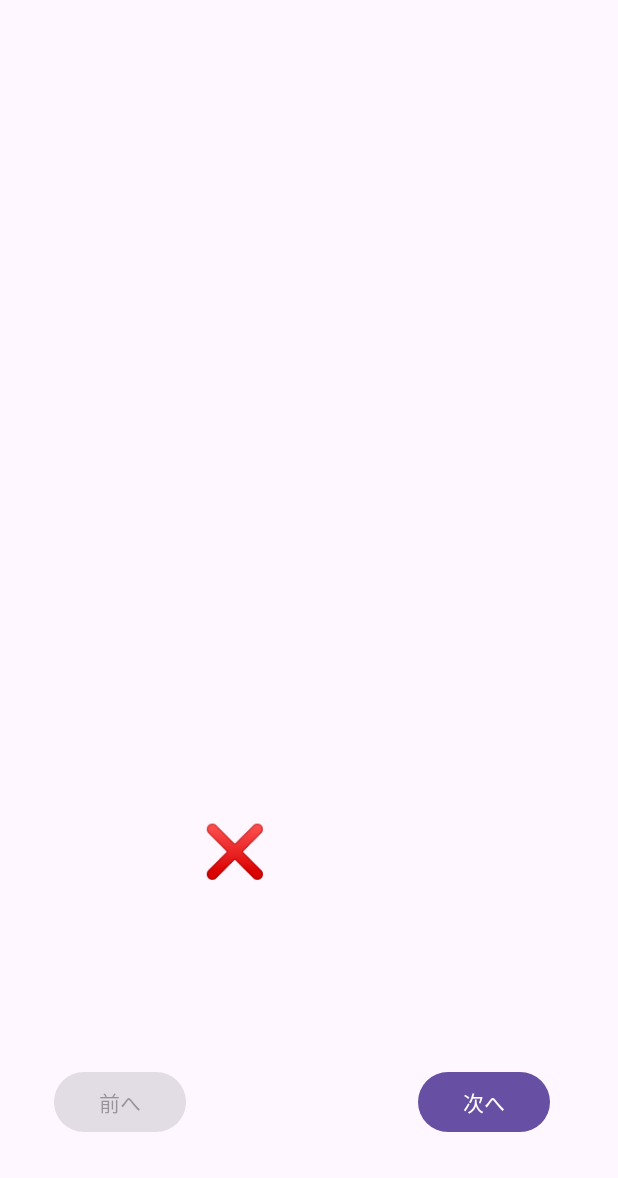
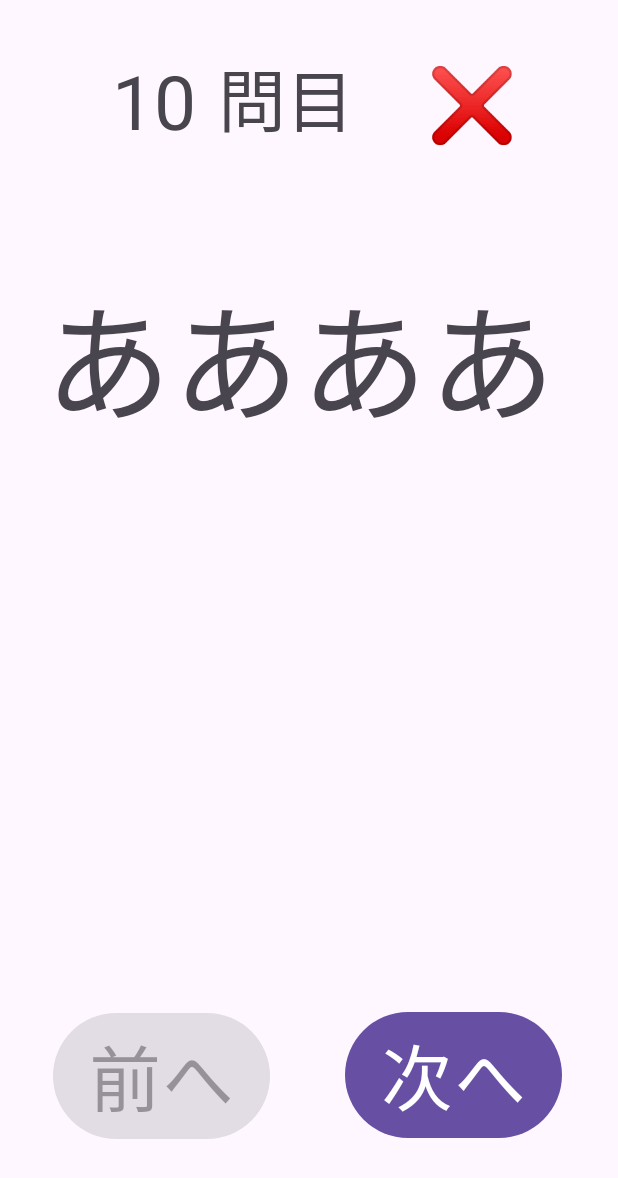
Before and after one commit to konan-pbl-2023/Kanji-quiz, an Android app: the AnswerActivity screen opened directly, with no data from a screen before it, on a phone screen of 412 x 824 dp. Shown: the top 1178 px of the screen. Run offline under Robolectric (Android 15) with nearby library versions, the phone set to English and light mode, and no system bars; 4 statements that could not run were skipped.

Commit message:
文字を少し変更しました

```diff
--- a/app/src/main/res/layout/activity_result.xml
+++ b/app/src/main/res/layout/activity_result.xml
@@ -49,7 +49,7 @@
         android:id="@+id/startButton"
         android:layout_width="wrap_content"
         android:layout_height="wrap_content"
-        android:text="HOME"
+        android:text="ANSWER"
         android:textSize="48sp"
         app:layout_constraintBottom_toBottomOf="parent"
         app:layout_constraintEnd_toEndOf="parent"
--- a/app/src/main/res/layout/ans.xml
+++ b/app/src/main/res/layout/ans.xml
@@ -7,57 +7,58 @@
 
     <TextView
         android:id="@+id/Q_1"
-        android:layout_width="360dp"
-        android:layout_height="176dp"
+        android:layout_width="372dp"
+        android:layout_height="133dp"
+        android:text="ああああ"
+        android:textSize="85sp"
+        app:layout_constraintBottom_toBottomOf="parent"
+        app:layout_constraintEnd_toEndOf="parent"
+        app:layout_constraintHorizontal_bias="0.727"
+        app:layout_constraintStart_toStartOf="parent"
+        app:layout_constraintTop_toTopOf="parent"
+        app:layout_constraintVertical_bias="0.254" />
+
+    <TextView
+        android:id="@+id/ans_me"
+        android:layout_width="350dp"
+        android:layout_height="79dp"
         android:textSize="48sp"
         app:layout_constraintBottom_toBottomOf="parent"
         app:layout_constraintEnd_toEndOf="parent"
-        app:layout_constraintHorizontal_bias="0.686"
+        app:layout_constraintHorizontal_bias="0.573"
         app:layout_constraintStart_toStartOf="parent"
-        app:layout_constraintTop_toTopOf="parent"
-        app:layout_constraintVertical_bias="0.081" />
-
-    <TextView
-        android:id="@+id/ans_me"
-        android:layout_width="369dp"
-        android:layout_height="97dp"
-        android:textSize="48sp"
-        app:layout_constraintBottom_toBottomOf="parent"
-        app:layout_constraintEnd_toEndOf="parent"
-        app:layout_constraintHorizontal_bias="0.571"
-        app:layout_constraintStart_toStartOf="parent"
-        app:layout_constraintTop_toTopOf="parent"
-        app:layout_constraintVertical_bias="0.387" />
+        app:layout_constraintTop_toTopOf="parent" />
 
     <TextView
         android:id="@+id/ans"
-        android:layout_width="368dp"
+        android:layout_width="350dp"
         android:layout_height="94dp"
         android:textSize="48sp"
         app:layout_constraintBottom_toBottomOf="parent"
         app:layout_constraintEnd_toEndOf="parent"
-        app:layout_constraintHorizontal_bias="0.497"
+        app:layout_constraintHorizontal_bias="0.573"
         app:layout_constraintStart_toStartOf="parent"
         app:layout_constraintTop_toTopOf="parent"
-        app:layout_constraintVertical_bias="0.565" />
+        app:layout_constraintVertical_bias="0.714" />
 
     <TextView
         android:id="@+id/true_ans"
         android:layout_width="124dp"
         android:layout_height="114dp"
-        android:textSize="34sp"
+        android:textSize="48sp"
         app:layout_constraintBottom_toBottomOf="parent"
         app:layout_constraintEnd_toEndOf="parent"
-        app:layout_constraintHorizontal_bias="0.47"
+        app:layout_constraintHorizontal_bias="0.989"
         app:layout_constraintStart_toStartOf="parent"
         app:layout_constraintTop_toTopOf="parent"
-        app:layout_constraintVertical_bias="0.765" />
+        app:layout_constraintVertical_bias="0.05" />
 
     <Button
         android:id="@+id/NEXTbutton"
         android:layout_width="wrap_content"
         android:layout_height="wrap_content"
         android:text="次へ"
+        android:textSize="48sp"
         app:layout_constraintBottom_toBottomOf="parent"
         app:layout_constraintEnd_toEndOf="parent"
         app:layout_constraintHorizontal_bias="0.86"
@@ -70,10 +71,38 @@
         android:layout_width="wrap_content"
         android:layout_height="wrap_content"
         android:text="前へ"
+        android:textSize="48sp"
         app:layout_constraintBottom_toBottomOf="parent"
         app:layout_constraintEnd_toEndOf="parent"
-        app:layout_constraintHorizontal_bias="0.111"
+        app:layout_constraintHorizontal_bias="0.131"
         app:layout_constraintStart_toStartOf="parent"
         app:layout_constraintTop_toTopOf="parent"
-        app:layout_constraintVertical_bias="0.916" />
+        app:layout_constraintVertical_bias="0.917" />
+
+    <TextView
+        android:id="@+id/id2"
+        android:layout_width="70dp"
+        android:layout_height="74dp"
+        android:layout_marginTop="8dp"
+        android:text="10"
+        android:textSize="50sp"
+        app:layout_constraintBottom_toTopOf="@+id/Q_1"
+        app:layout_constraintEnd_toEndOf="parent"
+        app:layout_constraintHorizontal_bias="0.219"
+        app:layout_constraintStart_toStartOf="parent"
+        app:layout_constraintTop_toTopOf="parent"
+        app:layout_constraintVertical_bias="0.269" />
+
+    <TextView
+        android:id="@+id/textView3"
+        android:layout_width="121dp"
+        android:layout_height="75dp"
+        android:layout_marginTop="8dp"
+        android:text="問目"
+        android:textSize="45sp"
+        app:layout_constraintBottom_toTopOf="@+id/Q_1"
+        app:layout_constraintEnd_toEndOf="parent"
+        app:layout_constraintStart_toStartOf="parent"
+        app:layout_constraintTop_toTopOf="parent"
+        app:layout_constraintVertical_bias="0.259" />
 </androidx.constraintlayout.widget.ConstraintLayout>
```
